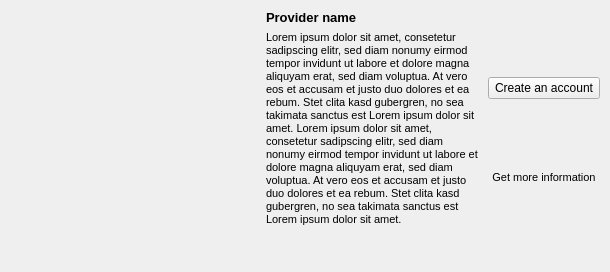
Old version of the form src/gui/wizard/providerwidget.ui in the repository nextcloud/gsoc_client.
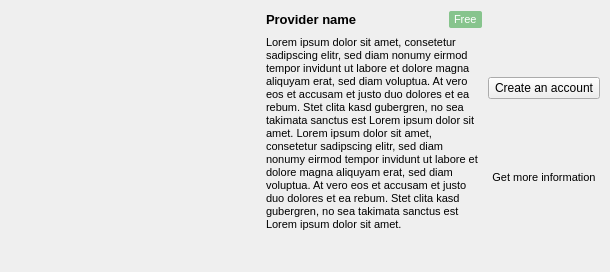
New version of the form. Icons and pictures are not drawn.

Patch:
```diff
--- a/src/gui/wizard/providerwidget.ui
+++ b/src/gui/wizard/providerwidget.ui
@@ -110,6 +110,8 @@
       <enum>QLayout::SetMinimumSize</enum>
      </property>
      <item>
+      <layout class="QHBoxLayout" name="horizontalLayout">
+       <item>
       <widget class="QLabel" name="providerName">
        <property name="sizePolicy">
         <sizepolicy hsizetype="Expanding" vsizetype="Maximum">
@@ -128,6 +130,45 @@
         <string>Provider name</string>
        </property>
       </widget>
+       </item>
+       <item>
+        <spacer name="horizontalSpacer">
+         <property name="orientation">
+          <enum>Qt::Horizontal</enum>
+         </property>
+         <property name="sizeHint" stdset="0">
+          <size>
+           <width>40</width>
+           <height>20</height>
+          </size>
+         </property>
+        </spacer>
+       </item>
+       <item>
+        <widget class="QLabel" name="labelFree">
+         <property name="sizePolicy">
+          <sizepolicy hsizetype="Preferred" vsizetype="Fixed">
+           <horstretch>0</horstretch>
+           <verstretch>0</verstretch>
+          </sizepolicy>
+         </property>
+         <property name="font">
+          <font>
+           <pointsize>8</pointsize>
+          </font>
+         </property>
+         <property name="styleSheet">
+          <string notr="true">background-color: #87C48D;
+border-radius: 2px;
+color:#fff;
+padding:2px;</string>
+         </property>
+         <property name="text">
+          <string>Free</string>
+         </property>
+        </widget>
+       </item>
+      </layout>
      </item>
      <item>
       <widget class="QLabel" name="providerDesc">
```
Lines whose indentation alone changed are shown as unchanged.
